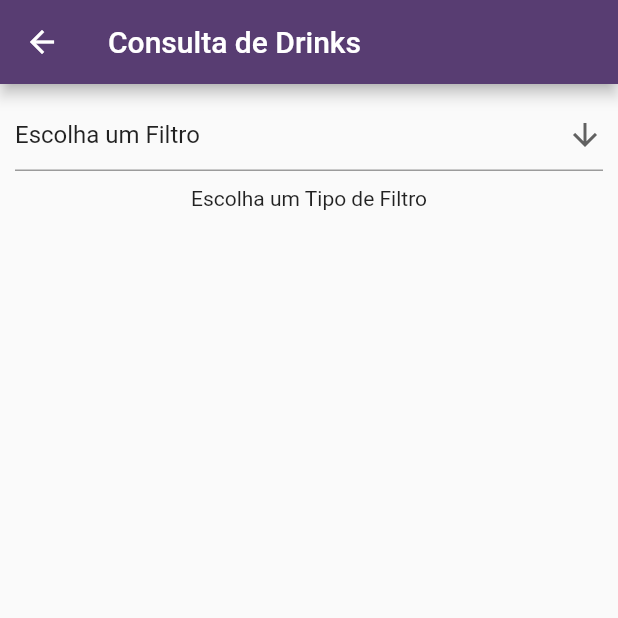
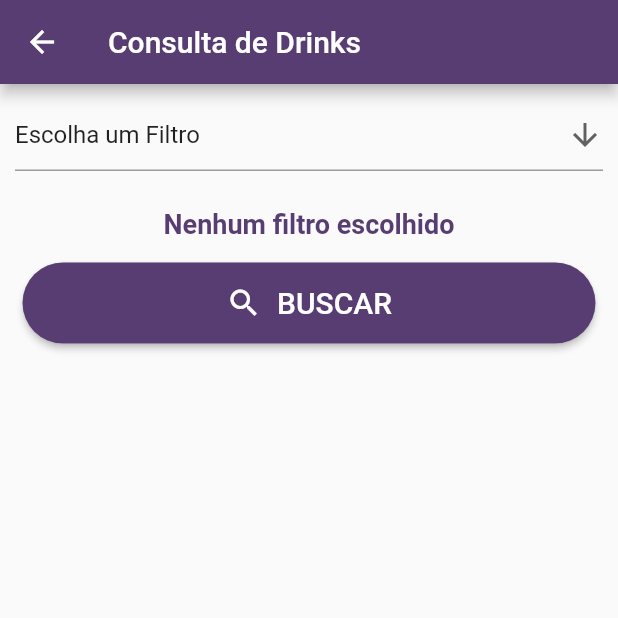
Before and after one commit to tonkunz/thecocktailfinder, a Flutter app: the FiltersPage screen opened directly, on a phone screen of 412 x 824 dp, the top half of it. Run offline on Flutter 3.47's test engine with Material 2 defaults, Android fonts, the phone set to English and light mode, and no system bars; our stand-ins replace dio, flutter_svg; network calls fail.

Commit message:
Componentiza e adiciona tratamentos para CustomButton
 - Cria Widget CustomButton, e adiciona-o a página de filtros com diversos tratamentos para habilitar ou desabilitar o click, dependendo da ausência de um parâmetro de busca;
 - Cria estrutura do switch para direcionar a requisição correta em CocktailBloc;
 - Cria estrutura dos métodos de chamada a api de coqueteis em CocktailRepository;

```diff
--- a/lib/pages/filters_page.dart
+++ b/lib/pages/filters_page.dart
@@ -1,6 +1,8 @@
 import 'package:flutter/material.dart';
 import 'package:provider/provider.dart';
 import 'package:thecocktailfinder/models/filter_option.dart';
+import 'package:thecocktailfinder/models/filter_selected.dart';
+import 'package:thecocktailfinder/pages/shared/custom_button.dart';
 
 // Dropdown Widgets
 import 'package:thecocktailfinder/pages/widgets/filters_page_widgets/category_dropdown.dart';
@@ -55,7 +57,14 @@ class _FiltersPageState extends State<FiltersPage> {
             ? IngredientDropdown()
             : Text("Carregando ingredientes...");
       default:
-        return Text("Escolha um Tipo de Filtro");
+        return Text(
+          "Nenhum filtro escolhido",
+          style: TextStyle(
+            color: Theme.of(context).primaryColor,
+            fontSize: 18,
+            fontWeight: FontWeight.bold,
+          ),
+        );
     }
   }
 
@@ -66,6 +75,13 @@ class _FiltersPageState extends State<FiltersPage> {
     return Scaffold(
       appBar: AppBar(
         title: Text('Consulta de Drinks'),
+        leading: IconButton(
+          icon: Icon(Icons.arrow_back),
+          onPressed: () {
+            _bloc.setFilterSelected(FilterSelected(type: "", param: ""));
+            Navigator.pop(context);
+          },
+        ),
       ),
       body: Column(
         children: [
@@ -76,6 +92,8 @@ class _FiltersPageState extends State<FiltersPage> {
               icon: Icon(Icons.arrow_downward),
               onChanged: (FilterType value) {
                 setState(() => _tipoSelecionado = value);
+                // Reseta o parâmetro selecionado assim que muda o tipo do parâmetro
+                _bloc.setFilterSelected(FilterSelected(param: "", type: ""));
               },
               items: this._filtros.map((FilterType filtro) {
                 return DropdownMenuItem(
@@ -85,7 +103,21 @@ class _FiltersPageState extends State<FiltersPage> {
               }).toList(),
             ),
           ),
+          SizedBox(height: 15),
           handleDropdown(context, _bloc),
+          SizedBox(height: 15),
+          Padding(
+            padding: EdgeInsets.symmetric(horizontal: 15.0),
+            child: CustomButton(
+              btnText: "BUSCAR",
+              fnc: () {
+                // TODO: Dispara a busca e filtra os Drinks
+                print("Teste fnc enviada!");
+              },
+              icon: Icons.search,
+              isDisabled: _bloc.selectedFilter.param == "" ? true : false,
+            ),
+          ),
         ],
       ),
     );
--- /dev/null
+++ b/lib/pages/shared/custom_button.dart
@@ -0,0 +1,45 @@
+import 'package:flutter/material.dart';
+
+class CustomButton extends StatelessWidget {
+  final String btnText;
+  final Function fnc;
+  final IconData icon;
+  final bool isDisabled;
+
+  CustomButton({
+    @required this.btnText,
+    @required this.fnc,
+    @required this.icon,
+    this.isDisabled = false,
+  });
+
+  @override
+  Widget build(BuildContext context) {
+    return RaisedButton(
+      onPressed: isDisabled ? () {} : fnc,
+      textColor: Colors.white,
+      shape: RoundedRectangleBorder(
+        borderRadius: BorderRadius.circular(30.0),
+      ),
+      padding: const EdgeInsets.all(0.0),
+      child: Container(
+        decoration: BoxDecoration(
+          borderRadius: BorderRadius.circular(30.0),
+          color: isDisabled ? Colors.black26 : Theme.of(context).primaryColor,
+        ),
+        padding: const EdgeInsets.all(15.0),
+        child: Row(
+          mainAxisAlignment: MainAxisAlignment.center,
+          children: [
+            Icon(icon),
+            SizedBox(width: 10),
+            Text(
+              btnText,
+              style: TextStyle(fontSize: 20),
+            ),
+          ],
+        ),
+      ),
+    );
+  }
+}
--- a/lib/pages/widgets/filters_page_widgets/glass_dropdown.dart
+++ b/lib/pages/widgets/filters_page_widgets/glass_dropdown.dart
@@ -32,7 +32,7 @@ class _GlassDropdownState extends State<GlassDropdown> {
 
           // Seta qual o filtro selecionado no BloC
           _bloc.setFilterSelected(
-            FilterSelected(param: value.strGlass, type: "c"),
+            FilterSelected(param: value.strGlass, type: "g"),
           );
         },
         items: _bloc.glasses.map((GlassFilter glass) {
--- a/lib/pages/widgets/filters_page_widgets/ingredients_dropdown.dart
+++ b/lib/pages/widgets/filters_page_widgets/ingredients_dropdown.dart
@@ -32,7 +32,7 @@ class _IngredientDropdownState extends State<IngredientDropdown> {
 
           // Seta qual o filtro selecionado no BloC
           _bloc.setFilterSelected(
-            FilterSelected(param: value.strIngredient1, type: "c"),
+            FilterSelected(param: value.strIngredient1, type: "i"),
           );
         },
         items: _bloc.ingredients.map((IngredientFilter ing) {
--- a/lib/pages/widgets/filters_page_widgets/namedrink_input.dart
+++ b/lib/pages/widgets/filters_page_widgets/namedrink_input.dart
@@ -31,9 +31,6 @@ class _NameDrinkInputState extends State<NameDrinkInput> {
       padding: const EdgeInsets.all(10.0),
       child: TextFormField(
         controller: _nameCtrl,
-        onEditingComplete: () {
-          print("Agora pode salvar os dados");
-        },
         onChanged: (String value) {
           _bloc.setFilterSelected(
             FilterSelected(param: value, type: "n"),
```
Also changed, not shown: lib/blocs/cocktail_bloc.dart (+23 -2 lines), lib/repositories/cocktail_repository.dart (+21 -1 lines).
